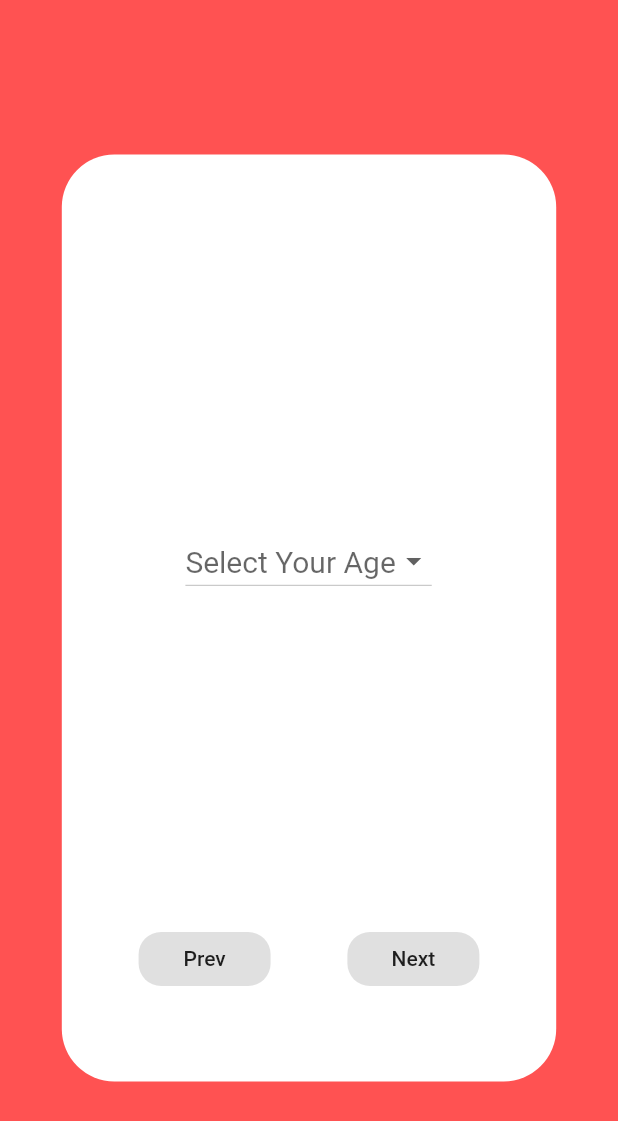
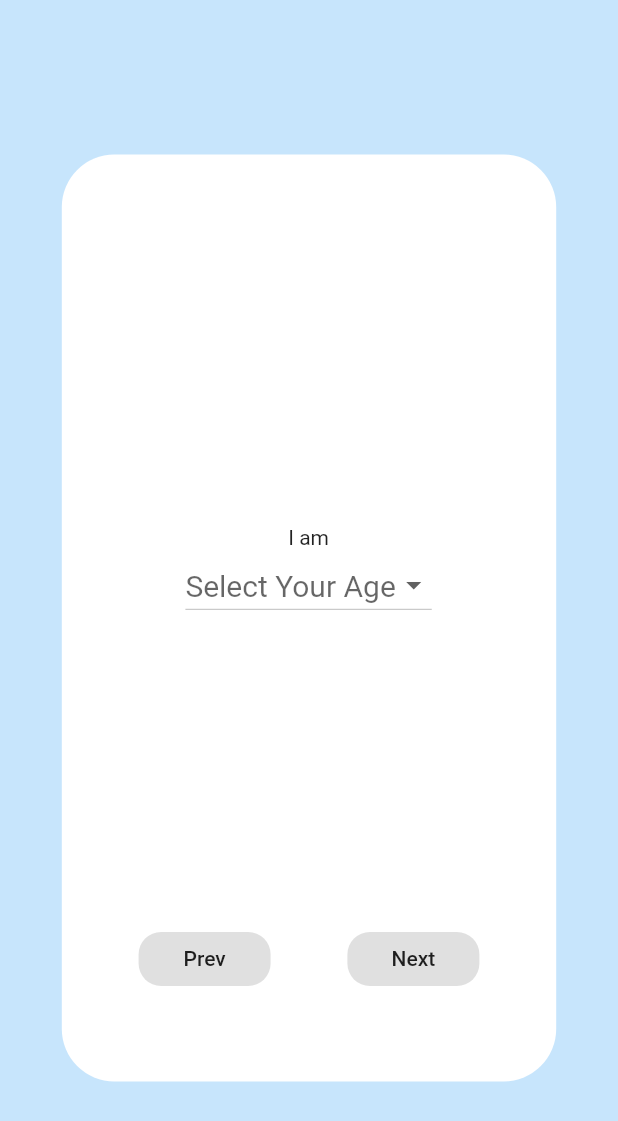
Before and after one commit to lsiddiqsunny/COVID19, a Flutter app: the QuestionScreen screen opened by its route, on a phone screen of 412 x 824 dp. Shown: the top 1121 px of the screen. Run offline on Flutter 3.47's test engine with Material 2 defaults, Android fonts, the phone set to English and light mode, and no system bars; our stand-ins replace font_awesome_flutter, geolocator, google_maps_flutter; network calls fail.

Commit message:
Last night Update

```diff
--- a/Spondon/covid19/lib/main.dart
+++ b/Spondon/covid19/lib/main.dart
@@ -1,4 +1,5 @@
 import 'package:covid19/view/home.dart';
+import 'package:covid19/view/map.dart';
 import 'package:covid19/view/question.dart';
 import 'package:covid19/view/symtoms.dart';
 import 'package:covid19/view/welcome.dart';
@@ -20,6 +21,7 @@ class MyApp extends StatelessWidget {
         '/home': (context) => HomeScreen(),
         '/questions': (context) => QuestionScreen(),
         '/symptoms': (context) => Symptoms(),
+        '/map': (context) => MapPage()
       },
     );
   }
--- a/Spondon/covid19/lib/view/home.dart
+++ b/Spondon/covid19/lib/view/home.dart
@@ -10,9 +10,11 @@ class HomeScreen extends StatefulWidget {
 }
 
 class HomeScreenState extends State<HomeScreen> {
+  GlobalKey<ScaffoldState> scaffoldKey = new GlobalKey<ScaffoldState>();
   @override
   Widget build(BuildContext context) {
     return Scaffold(
+      key: scaffoldKey,
       backgroundColor: Colors.white,
       body: Stack(
         children: <Widget>[
@@ -127,7 +129,9 @@ class HomeScreenState extends State<HomeScreen> {
                 borderRadius: new BorderRadius.circular(15.0),
               ),
               elevation: 0,
-              onPressed: () {},
+              onPressed: () {
+                Navigator.pushNamed(context, '/map');
+              },
               child: Container(
                 height: MediaQuery.of(context).size.height * 0.30,
                 width: MediaQuery.of(context).size.width * 0.30,
--- /dev/null
+++ b/Spondon/covid19/lib/view/predict.dart
@@ -0,0 +1,29 @@
+import 'package:flutter/material.dart';
+
+class PredictionPage extends StatelessWidget {
+  final int disease;
+  PredictionPage(this.disease);
+  String getDecison() {
+    if (disease == 0) {
+      return "You may be cold fever. Contact Doctor";
+    } else if (disease == 1) {
+      return "You may have corona. Contact doctor ASAP.";
+    } else {
+      return "You may be flu. Contact doctor";
+    }
+  }
+
+  @override
+  Widget build(BuildContext ctxt) {
+    return new Scaffold(
+        appBar: new AppBar(
+          title: new Text("Prediction"),
+        ),
+        body: Center(
+            child: new SingleChildScrollView(
+                child: Container(
+                    child: Column(
+                        mainAxisAlignment: MainAxisAlignment.start,
+                        children: <Widget>[Text(getDecison())])))));
+  }
+}
--- a/Spondon/covid19/lib/view/quesiton_card.dart
+++ b/Spondon/covid19/lib/view/quesiton_card.dart
@@ -1,5 +1,6 @@
 import 'package:covid19/controller/form_controller.dart';
 import 'package:covid19/model/form.dart';
+import 'package:covid19/view/predict.dart';
 import 'package:flutter/cupertino.dart';
 import 'package:flutter/material.dart';
 import 'package:flutter/services.dart';
@@ -80,256 +81,249 @@ class QuestionCardState extends State<QuestionCard> {
   }
 
   List<String> countries = [
-    'Not Applicable'
-        'Afghanistan,AF',
-    'Åland Islands,AX',
-    'Albania,AL',
-    'Algeria,DZ',
-    'American Samoa,AS',
-    'Andorra,AD',
-    'Angola,AO',
-    'Anguilla,AI',
-    'Antarctica,AQ',
-    'Antigua and Barbuda,AG',
-    'Argentina,AR',
-    'Armenia,AM',
-    'Aruba,AW',
-    'Australia,AU',
-    'Austria,AT',
-    'Azerbaijan,AZ',
-    'Bahamas,BS',
-    'Bahrain,BH',
-    'Bangladesh,BD',
-    'Barbados,BB',
-    'Belarus,BY',
-    'Belgium,BE',
-    'Belize,BZ',
-    'Benin,BJ',
-    'Bermuda,BM',
-    'Bhutan,BT',
-    '"Bolivia, Plurinational State of",BO',
-    '"Bonaire, Sint Eustatius and Saba",BQ',
-    'Bosnia and Herzegovina,BA',
-    'Botswana,BW',
-    'Bouvet Island,BV',
-    'Brazil,BR',
-    'British Indian Ocean Territory,IO',
-    'Brunei Darussalam,BN',
-    'Bulgaria,BG',
-    'Burkina Faso,BF',
-    'Burundi,BI',
-    'Cambodia,KH',
-    'Cameroon,CM',
-    'Canada,CA',
-    'Cape Verde,CV',
-    'Cayman Islands,KY',
-    'Central African Republic,CF',
-    'Chad,TD',
-    'Chile,CL',
-    'China,CN',
-    'Christmas Island,CX',
-    'Cocos (Keeling) Islands,CC',
-    'Colombia,CO',
-    'Comoros,KM',
-    'Congo,CG',
-    '"Congo, the Democratic Republic of the",CD',
-    'Cook Islands,CK',
-    'Costa Rica,CR',
-    'Côte d\'Ivoire,CI',
-    'Croatia,HR',
-    'Cuba,CU',
-    'Curaçao,CW',
-    'Cyprus,CY',
-    'Czech Republic,CZ',
-    'Denmark,DK',
-    'Djibouti,DJ',
-    'Dominica,DM',
-    'Dominican Republic,DO',
-    'Ecuador,EC',
-    'Egypt,EG',
-    'El Salvador,SV',
-    'Equatorial Guinea,GQ',
-    'Eritrea,ER',
-    'Estonia,EE',
-    'Ethiopia,ET',
-    'Falkland Islands (Malvinas),FK',
-    'Faroe Islands,FO',
-    'Fiji,FJ',
-    'Finland,FI',
-    'France,FR',
-    'French Guiana,GF',
-    'French Polynesia,PF',
-    'French Southern Territories,TF',
-    'Gabon,GA',
-    'Gambia,GM',
-    'Georgia,GE',
-    'Germany,DE',
-    'Ghana,GH',
-    'Gibraltar,GI',
-    'Greece,GR',
-    'Greenland,GL',
-    'Grenada,GD',
-    'Guadeloupe,GP',
-    'Guam,GU',
-    'Guatemala,GT',
-    'Guernsey,GG',
-    'Guinea,GN',
-    'Guinea-Bissau,GW',
-    'Guyana,GY',
-    'Haiti,HT',
-    'Heard Island and McDonald Islands,HM',
-    'Holy See (Vatican City State),VA',
-    'Honduras,HN',
-    'Hong Kong,HK',
-    'Hungary,HU',
-    'Iceland,IS',
-    'India,IN',
-    'Indonesia,ID',
-    '"Iran, Islamic Republic of",IR',
-    'Iraq,IQ',
-    'Ireland,IE',
-    'Isle of Man,IM',
-    'Israel,IL',
-    'Italy,IT',
-    'Jamaica,JM',
-    'Japan,JP',
-    'Jersey,JE',
-    'Jordan,JO',
-    'Kazakhstan,KZ',
-    'Kenya,KE',
-    'Kiribati,KI',
-    '"Korea, Democratic People\'s Republic of",KP',
-    '"Korea, Republic of",KR',
-    'Kuwait,KW',
-    'Kyrgyzstan,KG',
-    'Lao People\'s Democratic Republic,LA',
-    'Latvia,LV',
-    'Lebanon,LB',
-    'Lesotho,LS',
-    'Liberia,LR',
-    'Libya,LY',
-    'Liechtenstein,LI',
-    'Lithuania,LT',
-    'Luxembourg,LU',
-    'Macao,MO',
-    '"Macedonia, the Former Yugoslav Republic of",MK',
-    'Madagascar,MG',
-    'Malawi,MW',
-    'Malaysia,MY',
-    'Maldives,MV',
-    'Mali,ML',
-    'Malta,MT',
-    'Marshall Islands,MH',
-    'Martinique,MQ',
-    'Mauritania,MR',
-    'Mauritius,MU',
-    'Mayotte,YT',
-    'Mexico,MX',
-    '"Micronesia, Federated States of",FM',
-    '"Moldova, Republic of",MD',
-    'Monaco,MC',
-    'Mongolia,MN',
-    'Montenegro,ME',
-    'Montserrat,MS',
-    'Morocco,MA',
-    'Mozambique,MZ',
-    'Myanmar,MM',
-    'Namibia,NA',
-    'Nauru,NR',
-    'Nepal,NP',
-    'Netherlands,NL',
-    'New Caledonia,NC',
-    'New Zealand,NZ',
-    'Nicaragua,NI',
-    'Niger,NE',
-    'Nigeria,NG',
-    'Niue,NU',
-    'Norfolk Island,NF',
-    'Northern Mariana Islands,MP',
-    'Norway,NO',
-    'Oman,OM',
-    'Pakistan,PK',
-    'Palau,PW',
-    '"Palestine, State of",PS',
-    'Panama,PA',
-    'Papua New Guinea,PG',
-    'Paraguay,PY',
-    'Peru,PE',
-    'Philippines,PH',
-    'Pitcairn,PN',
-    'Poland,PL',
-    'Portugal,PT',
-    'Puerto Rico,PR',
-    'Qatar,QA',
-    'Réunion,RE',
-    'Romania,RO',
-    'Russian Federation,RU',
-    'Rwanda,RW',
-    'Saint Barthélemy,BL',
-    '"Saint Helena, Ascension and Tristan da Cunha",SH',
-    'Saint Kitts and Nevis,KN',
-    'Saint Lucia,LC',
-    'Saint Martin (French part),MF',
-    'Saint Pierre and Miquelon,PM',
-    'Saint Vincent and the Grenadines,VC',
-    'Samoa,WS',
-    'San Marino,SM',
-    'Sao Tome and Principe,ST',
-    'Saudi Arabia,SA',
-    'Senegal,SN',
-    'Serbia,RS',
-    'Seychelles,SC',
-    'Sierra Leone,SL',
-    'Singapore,SG',
-    'Sint Maarten (Dutch part),SX',
-    'Slovakia,SK',
-    'Slovenia,SI',
-    'Solomon Islands,SB',
-    'Somalia,SO',
-    'South Africa,ZA',
-    'South Georgia and the South Sandwich Islands,GS',
-    'South Sudan,SS',
-    'Spain,ES',
-    'Sri Lanka,LK',
-    'Sudan,SD',
-    'Suriname,SR',
-    'Svalbard and Jan Mayen,SJ',
-    'Swaziland,SZ',
-    'Sweden,SE',
-    'Switzerland,CH',
-    'Syrian Arab Republic,SY',
-    '"Taiwan, Province of China",TW',
-    'Tajikistan,TJ',
-    '"Tanzania, United Republic of",TZ',
-    'Thailand,TH',
-    'Timor-Leste,TL',
-    'Togo,TG',
-    'Tokelau,TK',
-    'Tonga,TO',
-    'Trinidad and Tobago,TT',
-    'Tunisia,TN',
-    'Turkey,TR',
-    'Turkmenistan,TM',
-    'Turks and Caicos Islands,TC',
-    'Tuvalu,TV',
-    'Uganda,UG',
-    'Ukraine,UA',
-    'United Arab Emirates,AE',
-    'United Kingdom,GB',
-    'United States,US',
-    'United States Minor Outlying Islands,UM',
-    'Uruguay,UY',
-    'Uzbekistan,UZ',
-    'Vanuatu,VU',
-    '"Venezuela, Bolivarian Republic of",VE',
-    'Viet Nam,VN',
-    '"Virgin Islands, British",VG',
-    '"Virgin Islands, U.S.",VI',
-    'Wallis and Futuna,WF',
-    'Western Sahara,EH',
-    'Yemen,YE',
-    'Zambia,ZM',
-    'Zimbabwe,ZW',
+    'Afghanistan',
+    'Åland Islands',
+    'Albania',
+    'Algeria',
+    'American Samoa',
+    'Andorra',
+    'Angola',
+    'Anguilla',
+    'Antarctica',
+    'Antigua and Barbuda',
+    'Argentina',
+    'Armenia',
+    'Aruba',
+    'Australia',
+    'Austria',
+    'Azerbaijan',
+    'Bahamas',
+    'Bahrain',
+    'Bangladesh',
+    'Barbados',
+    'Belarus',
+    'Belgium',
+    'Belize',
+    'Benin',
+    'Bermuda',
+    'Bhutan',
+    'Bolivia',
+    'Bonaire',
+    'Bosnia and Herzegovina',
+    'Botswana',
+    'Bouvet Island',
+    'Brazil',
+    'British Indian Ocean Territory',
+    'Brunei Darussalam',
+    'Bulgaria',
+    'Burkina Faso',
+    'Burundi',
+    'Cambodia',
+    'Cameroon',
+    'Canada',
+    'Cape Verde',
+    'Cayman Islands',
+    'Central African Republic',
+    'Chad',
+    'Chile',
+    'China',
+    'Christmas Island',
+    'Cocos (Keeling) Islands',
+    'Colombia',
+    'Comoros',
+    'Congo',
+    '"Congo',
+    'Cook Islands',
+    'Costa Rica',
+    'Côte d\'Ivoire',
+    'Croatia',
+    'Cuba',
+    'Curaçao',
+    'Cyprus',
+    'Czech Republic',
+    'Denmark',
+    'Djibouti',
+    'Dominica',
+    'Dominican Republic',
+    'Ecuador',
+    'Egypt',
+    'El Salvador',
+    'Equatorial Guinea',
+    'Eritrea',
+    'Estonia',
+    'Ethiopia',
+    'Falkland Islands (Malvinas)',
+    'Faroe Islands',
+    'Fiji',
+    'Finland',
+    'France',
+    'French Guiana',
+    'French Polynesia',
+    'French Southern Territories',
+    'Gabon',
+    'Gambia',
+    'Georgia',
+    'Germany',
+    'Ghana',
+    'Gibraltar',
+    'Greece',
+    'Greenland',
+    'Grenada',
+    'Guadeloupe',
+    'Guam',
+    'Guatemala',
+    'Guernsey',
+    'Guinea',
+    'Guinea-Bissau',
+    'Guyana',
+    'Haiti',
+    'Honduras',
+    'Hong Kong',
+    'Hungary',
+    'Iceland',
+    'India',
+    'Indonesia',
+    'Iran',
+    'Iraq',
+    'Ireland',
+    'Isle of Man',
+    'Israel',
+    'Italy',
+    'Jamaica',
+    'Japan',
+    'Jersey',
+    'Jordan',
+    'Kazakhstan',
+    'Kenya',
+    'Kiribati',
+    'North Korea',
+    'South Korea',
+    'Kuwait',
+    'Kyrgyzstan',
+    'Lao People\'s Democratic Republic',
+    'Latvia',
+    'Lebanon',
+    'Lesotho',
+    'Liberia',
+    'Libya',
+    'Liechtenstein',
+    'Lithuania',
+    'Luxembourg',
+    'Macao',
+    'Macedonia',
+    'Madagascar',
+    'Malawi',
+    'Malaysia',
+    'Maldives',
+    'Mali',
+    'Malta',
+    'Marshall Islands',
+    'Martinique',
+    'Mauritania',
+    'Mauritius',
+    'Mayotte',
+    'Mexico',
+    'Micronesia',
+    'Moldova',
+    'Monaco',
+    'Mongolia',
+    'Montenegro',
+    'Montserrat',
+    'Morocco',
+    'Mozambique',
+    'Myanmar',
+    'Namibia',
+    'Nauru',
+    'Nepal',
+    'Netherlands',
+    'New Caledonia',
+    'New Zealand',
+    'Nicaragua',
+    'Niger',
+    'Nigeria',
+    'Niue',
+    'Norfolk Island',
+    'Northern Mariana Islands',
+    'Norway',
+    'Oman',
+    'Pakistan',
+    'Palau',
+    'Palestine',
+    'Panama',
+    'Papua New Guinea',
+    'Paraguay',
+    'Peru',
+    'Philippines',
+    'Pitcairn',
+    'Poland',
+    'Portugal',
+    'Puerto Rico',
+    'Qatar',
+    'Réunion',
+    'Romania',
+    'Russian Federation',
+    'Rwanda',
+    'Saint Barthélemy',
+    '"Saint Helena',
+    'Saint Kitts and Nevis',
+    'Saint Lucia',
+    'Saint Martin (French part)',
+    'Saint Pierre and Miquelon',
+    'Saint Vincent and the Grenadines',
+    'Samoa',
+    'San Marino',
+    'Sao Tome and Principe',
+    'Saudi Arabia',
+    'Senegal',
+    'Serbia',
+    'Seychelles',
+    'Sierra Leone',
+    'Singapore',
+    'Sint Maarten (Dutch part)',
+    'Slovakia',
+    'Slovenia',
+    'Solomon Islands',
+    'Somalia',
+    'South Africa',
+    'South Georgia and the South Sandwich Islands',
+    'South Sudan',
+    'Spain',
+    'Sri Lanka',
+    'Sudan',
+    'Suriname',
+    'Svalbard and Jan Mayen',
+    'Swaziland',
+    'Sweden',
+    'Switzerland',
+    'Syrian Arab Republic',
+    'Taiwan',
+    'Tajikistan',
+    'Tanzania',
+    'Thailand',
+    'Timor-Leste',
+    'Togo',
+    'Tokelau',
+    'Tonga',
+    'Trinidad and Tobago',
+    'Tunisia',
+    'Turkey',
+    'Turkmenistan',
+    'Turks and Caicos Islands',
+    'Tuvalu',
+    'Uganda',
+    'Ukraine',
+    'United Arab Emirates',
+    'United Kingdom',
+    'United States',
+    'United States Minor Outlying Islands',
+    'Uruguay',
+    'Uzbekistan',
+    'Vanuatu',
+    'Venezuela',
+    'Viet Nam',
+    'Yemen',
+    'Zambia',
+    'Zimbabwe',
   ];
 
   Widget age() {
@@ -338,6 +332,7 @@ class QuestionCardState extends State<QuestionCard> {
       ages.add(i.toString());
     }
     return Column(children: <Widget>[
+      new Text('I am'),
       new DropdownButton<String>(
         value: _selectedAge,
         hint: Text(
@@ -371,6 +366,7 @@ class QuestionCardState extends State<QuestionCard> {
     List<String> gender = ['Male', 'Female', 'Other'];
 
     return Column(children: <Widget>[
+      new Text('I am'),
       new DropdownButton<String>(
         value: _selectedGender,
         hint: Text(
@@ -730,29 +726,178 @@ class QuestionCardState extends State<QuestionCard> {
     );
   }
 
-  showAlertDialog(BuildContext context) {
-    // set up the button
-    Widget okButton = FlatButton(
-      child: Text("OK"),
-      onPressed: () {},
-    );
+  _showSnackbar(String message) {
+    final snackBar = SnackBar(content: Text(message));
+    widget.scaffoldKey.currentState.showSnackBar(snackBar);
+  }
 
-    // set up the AlertDialog
-    AlertDialog alert = AlertDialog(
-      title: Text("My title"),
-      content: Text("This is my message."),
-      actions: [
-        okButton,
-      ],
-    );
+  int getDecision(String age, String sex, String lung, String fever,
+      String cough, String sob, String pic, String cc, String tc) {
+    int travelState = 0;
+    int _breatheState = sob == "Yes" ? 1 : 0;
+    int _feverState = fever == "Yes" ? 1 : 0;
+    int _chestState = pic == "Yes" ? 1 : 0;
+    int _contactState = cc == "Yes" ? 1 : 0;
+    int _coughState = cough == "Yes" ? 1 : 0;
+    int _lungState = lung == "Yes" ? 1 : 0;
+    int _sexState = sex == "Male" ? 1 : 0;
 
-    // show the dialog
-    showDialog(
-      context: context,
-      builder: (BuildContext context) {
-        return alert;
-      },
-    );
+    print(_breatheState);
+    print(_feverState);
+    print(_chestState);
+    print(_contactState);
+    print(_coughState);
+    print(_sexState);
+    print(_lungState);
+
+    var countryMap = {
+      'china': 2,
+      'singapore': 8,
+      'usa': 3,
+      'south korea': 5,
+      'italy': 1,
+      'germany': 9,
+      'switzerland': 7,
+      'spain': 4,
+      'thailand': 6,
+      'egypt': 10,
+      'belgium': 11,
+      'lebanon': 12,
+      'iraq': 11,
+      'iran': 11,
+      'afganistan': 12,
+      'kuwait': 12,
+      'algeria': 12,
+      'austria': 12,
+      'nepal': 12,
+      'malaysia': 10,
+      'sri lanka': 12,
+      'india': 12,
+      'sweden': 10,
+      'canada': 10,
+      'netherlands': 12,
+      'brazil': 12,
+      'greece': 12,
+      'israel': 12,
+      'russia': 12,
+      'chile': 12,
+      'mexico': 12,
+      'belarus': 12,
+      'cyprus': 12,
+      'turkey': 12,
+      'honduras': 12,
+      'kenya': 12,
+      'uk': 10,
+      'costa rica': 12,
+      'armenia': 12,
+      'ecuador': 12,
+      'bosnia': 12,
+      'azerbaijan': 12,
+      'peru': 12,
+      'panama': 12,
+      'bulgeria': 12,
+      'portugal': 11
+    };
+    if (countryMap.containsKey(tc.toLowerCase())) {
+      travelState = countryMap[tc.toLowerCase()];
+    } else {
+      travelState = 0;
+    }
+
+    print(travelState);
+
+    if (1 - _breatheState <= 0.5) {
+      if (1 - _feverState <= 0.5) {
+        if (1 - _chestState <= 0.5) {
+          if (int.parse(age) <= 34.0) {
+            if (int.parse(age) <= 31.0) {
+              return 0;
+            } else {
+              return 2;
+            }
+          } else {
+            return 0;
+          }
+        } else {
+          if (1 - travelState <= 7.5) {
+            return 1;
+          } else {
+            if (1 - travelState <= 11.0) {
+              return 0;
+            } else {
+              return 2;
+            }
+          }
+        }
+      } else {
+        if (1 - _contactState <= 0.5) {
+          if (1 - _chestState <= 0.5) {
+            return 2;
+          } else {
+            if (1 - _coughState <= 0.5) {
+              return 2;
+            } else {
+              if (1 - _sexState <= 0.5) {
+                return 2;
+              } else {
+                if (1 - _lungState <= 0.5) {
+                  return 1;
+                } else {
+                  return 2;
+                }
+              }
+            }
+          }
+        } else {
+          return 1;
+        }
+      }
+    } else {
+      if (1 - _contactState <= 0.5) {
+        if (1 - _chestState <= 0.5) {
+          if (int.parse(age) <= 65.5) {
+            if (1 - _feverState <= 0.5) {
+              return 2;
+            } else {
+              if (int.parse(age) <= 31.0) {
+                if (int.parse(age) <= 27.0) {
+                  return 1;
+                } else {
+                  return 2;
+                }
+              } else {
+                return 1;
+              }
+            }
+          } else {
+            if (travelState <= 10.5) {
+              return 2;
+            } else {
+              return 1;
+            }
+          }
+        } else {
+          if (int.parse(age) <= 37.0) {
+            if (1 - _lungState <= 0.5) {
+              return 2;
+            } else {
+              return 1;
+            }
+          } else {
+            return 1;
+          }
+        }
+      } else {
+        return 1;
+      }
+    }
+  }
+
+  int decision = 0;
+
+  Future navigateToPrdictPage(context) async {
+    Navigator.pushReplacement(context,
+        MaterialPageRoute(builder: (context) => PredictionPage(decision)));
   }
 
   Widget submit() {
@@ -766,7 +911,8 @@ class QuestionCardState extends State<QuestionCard> {
                   mainAxisAlignment: MainAxisAlignment.spaceEvenly,
                   crossAxisAlignment: CrossAxisAlignment.center,
                   children: <Widget>[
-                    Text('Submit Your Response',
+                    Text('Submit Your Response \n and please wait for result',
+                        textAlign: TextAlign.center,
                         style: TextStyle(
                           color: Colors.black,
                           fontSize: 20,
@@ -778,21 +924,34 @@ class QuestionCardState extends State<QuestionCard> {
                           borderRadius: new BorderRadius.circular(25.0),
                           side: BorderSide(color: Colors.blueAccent, width: 2)),
                       onPressed: () {
+                        decision = getDecision(
+                            widget.feedbackForm.age,
+                            widget.feedbackForm.sex,
+                            widget.feedbackForm.lungdisease,
+                            widget.feedbackForm.fever,
+                            widget.feedbackForm.cough,
+                            widget.feedbackForm.shortnessofbreathe,
+                            widget.feedbackForm.pressureinthechest,
+                            widget.feedbackForm.closecontactwithcoronapatient,
+                            widget.feedbackForm.traveledcountry);
+
                         FormController formController =
                             FormController((String response) {
                           print("Response: $response");
                           if (response == FormController.STATUS_SUCCESS) {
                             // Feedback is saved succesfully in Google Sheets.
-                            print(widget.scaffoldKey);
+                            _showSnackbar("Feedback Submitted");
+                            navigateToPrdictPage(context);
                           } else {
                             // Error Occurred while saving data in Google Sheets.
-                            print("Error Occurred!");
+                            _showSnackbar(
+                                "Error Occured during Submission. Please try again.");
+                            Navigator.pop(context);
                           }
                         });
 
                         // Submit 'feedbackForm' and save it in Google Sheets.
                         formController.submitForm(widget.feedbackForm);
-                        Navigator.pop(context);
                       },
                       child: Container(
                           height: 50,
--- a/Spondon/covid19/lib/view/question.dart
+++ b/Spondon/covid19/lib/view/question.dart
@@ -35,7 +35,7 @@ class QuestionScreenState extends State<QuestionScreen> {
     return Scaffold(
         resizeToAvoidBottomPadding: false ,
         key: scaffoldKey,
-        backgroundColor: Colors.redAccent,
+        backgroundColor: Colors.blue.withOpacity(0.25),
         body: Container(
             child: Center(
                 child: PageView.builder(
```
Also changed, not shown: Sunny/covid/pubspec.lock, 4 other files.
